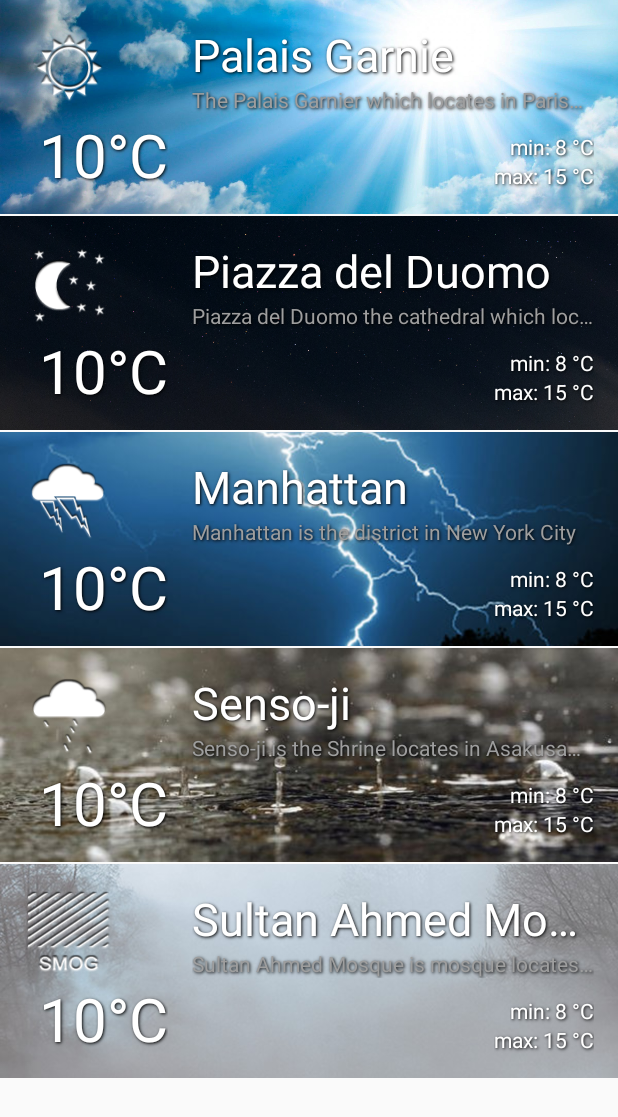
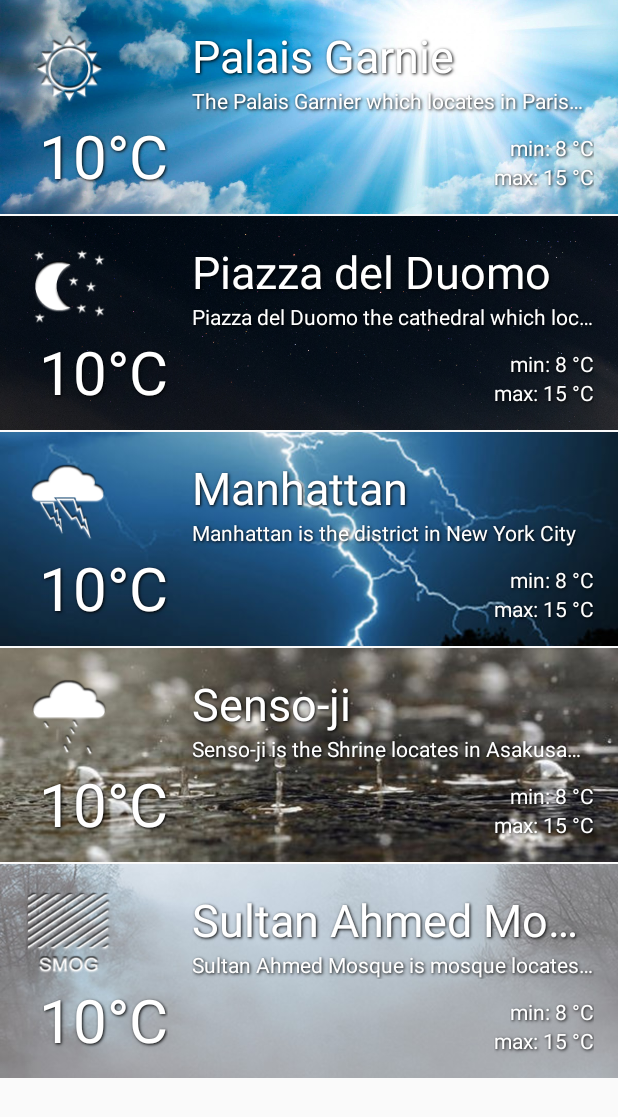
Before and after one commit to SergiyBoyko/PocketSinoptic, an Android app: the fragment TileContentFragment shown on its own in the app's theme, on a phone screen of 412 x 824 dp. Shown: the top 1117 px of the screen. Run offline under Robolectric (Android 15) with nearby library versions, the phone set to English and light mode, and no system bars.

Commit message:
updated layouts

```diff
--- a/app/src/main/res/layout/activity_detail.xml
+++ b/app/src/main/res/layout/activity_detail.xml
@@ -29,7 +29,6 @@
                 android:id="@+id/image"
                 android:layout_width="match_parent"
                 android:layout_height="match_parent"
-                tools:background="@drawable/a"
                 android:fitsSystemWindows="true"
                 android:scaleType="centerCrop"
                 app:layout_collapseMode="parallax" />
--- a/app/src/main/res/layout/activity_main.xml
+++ b/app/src/main/res/layout/activity_main.xml
@@ -15,7 +15,8 @@
             android:id="@+id/toolbar"
             android:layout_width="match_parent"
             android:layout_height="?attr/actionBarSize"
-            android:background="?attr/colorPrimary"
+            android:background="@android:color/white"
+            android:padding="3dp"
             app:layout_scrollFlags="scroll|enterAlways"
             app:popupTheme="@style/ThemeOverlay.AppCompat.Light">
 
--- a/app/src/main/res/layout/item_large_list.xml
+++ b/app/src/main/res/layout/item_large_list.xml
@@ -16,7 +16,10 @@
         android:layout_width="match_parent"
         android:layout_height="wrap_content"
         android:background="?android:attr/selectableItemBackground"
-        android:padding="@dimen/md_keylines">
+        android:padding="@dimen/md_keylines"
+        android:layout_centerVertical="true"
+        android:layout_alignParentLeft="true"
+        android:layout_alignParentStart="true">
 
 
         <ImageView
@@ -70,7 +73,7 @@
             android:shadowRadius="2"
             android:singleLine="true"
             android:textAppearance="?attr/textAppearanceListItem"
-            android:textColor="@color/medium_grey"
+            android:textColor="@android:color/white"
             android:textSize="@dimen/list_body"
             tools:text="@string/item_desc" />
 
@@ -88,6 +91,7 @@
             android:textColor="@android:color/white" />
 
         <TextView
+            android:id="@+id/min_temperature"
             android:layout_width="wrap_content"
             android:layout_height="wrap_content"
             android:layout_above="@id/max_temperature"
```
